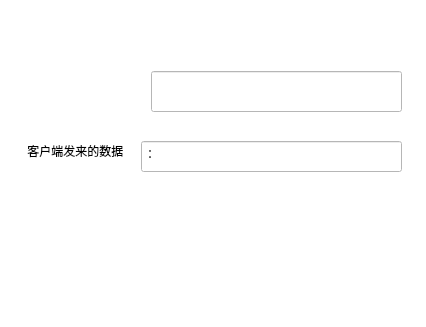
First picture: the form in oct-23th/loginwidget.ui, repository XiaoBigBro/text, before the edit.
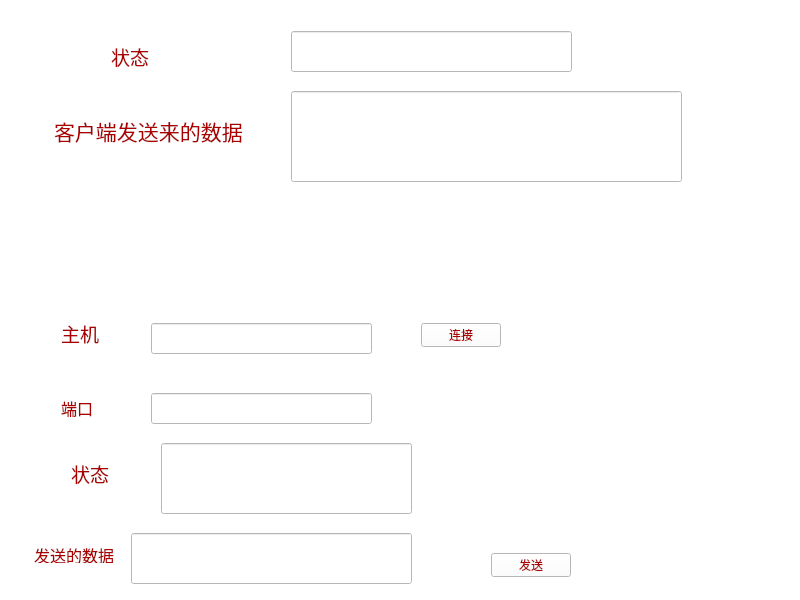
Second picture: the form after the edit. Icons and pictures are not drawn.

```diff
--- a/oct-23th/loginwidget.ui
+++ b/oct-23th/loginwidget.ui
@@ -6,8 +6,8 @@
    <rect>
     <x>0</x>
     <y>0</y>
-    <width>426</width>
-    <height>327</height>
+    <width>800</width>
+    <height>600</height>
    </rect>
   </property>
   <property name="sizePolicy">
@@ -18,14 +18,14 @@
   </property>
   <property name="minimumSize">
    <size>
-    <width>426</width>
-    <height>327</height>
+    <width>800</width>
+    <height>600</height>
    </size>
   </property>
   <property name="maximumSize">
    <size>
-    <width>426</width>
-    <height>327</height>
+    <width>800</width>
+    <height>600</height>
    </size>
   </property>
   <property name="windowTitle">
@@ -42,45 +42,185 @@
    <string notr="true">
 background-color: rgb(255, 255, 255);</string>
   </property>
-  <layout class="QVBoxLayout" name="verticalLayout" stretch="0">
+  <layout class="QVBoxLayout" name="verticalLayout" stretch="0,0">
    <item>
-    <widget class="QWidget" name="widget" native="true">
-     <widget class="QLineEdit" name="lineEdit">
+    <widget class="QWidget" name="serverwidget" native="true">
+     <widget class="QLabel" name="serverstatelabel">
       <property name="geometry">
        <rect>
-        <x>130</x>
-        <y>130</y>
-        <width>261</width>
-        <height>31</height>
-       </rect>
-      </property>
-      <property name="text">
-       <string>：</string>
-      </property>
-     </widget>
-     <widget class="QLabel" name="label">
-      <property name="geometry">
-       <rect>
-        <x>13</x>
-        <y>130</y>
+        <x>100</x>
+        <y>30</y>
         <width>111</width>
+        <height>31</height>
+       </rect>
+      </property>
+      <property name="text">
+       <string>&lt;html&gt;&lt;head/&gt;&lt;body&gt;&lt;p&gt;&lt;span style=&quot; font-size:14pt; color:#aa0000;&quot;&gt;状态&lt;/span&gt;&lt;/p&gt;&lt;/body&gt;&lt;/html&gt;</string>
+      </property>
+     </widget>
+     <widget class="QLineEdit" name="serverstatelineEdit">
+      <property name="geometry">
+       <rect>
+        <x>280</x>
+        <y>20</y>
+        <width>281</width>
+        <height>41</height>
+       </rect>
+      </property>
+     </widget>
+     <widget class="QLabel" name="servergetlabel">
+      <property name="geometry">
+       <rect>
+        <x>43</x>
+        <y>80</y>
+        <width>191</width>
+        <height>81</height>
+       </rect>
+      </property>
+      <property name="text">
+       <string>&lt;html&gt;&lt;head/&gt;&lt;body&gt;&lt;p&gt;&lt;span style=&quot; font-size:16pt; color:#aa0000;&quot;&gt;客户端发送来的数据&lt;/span&gt;&lt;/p&gt;&lt;/body&gt;&lt;/html&gt;</string>
+      </property>
+     </widget>
+     <widget class="QLineEdit" name="servergetlineEdit">
+      <property name="geometry">
+       <rect>
+        <x>280</x>
+        <y>80</y>
+        <width>391</width>
+        <height>91</height>
+       </rect>
+      </property>
+     </widget>
+    </widget>
+   </item>
+   <item>
+    <widget class="QWidget" name="clientwidget_2" native="true">
+     <widget class="QLabel" name="label">
+      <property name="geometry">
+       <rect>
+        <x>50</x>
+        <y>10</y>
+        <width>54</width>
+        <height>41</height>
+       </rect>
+      </property>
+      <property name="text">
+       <string>&lt;html&gt;&lt;head/&gt;&lt;body&gt;&lt;p&gt;&lt;span style=&quot; font-size:14pt; color:#aa0000;&quot;&gt;主机&lt;/span&gt;&lt;/p&gt;&lt;/body&gt;&lt;/html&gt;</string>
+      </property>
+     </widget>
+     <widget class="QLabel" name="label_2">
+      <property name="geometry">
+       <rect>
+        <x>50</x>
+        <y>90</y>
+        <width>54</width>
+        <height>31</height>
+       </rect>
+      </property>
+      <property name="text">
+       <string>&lt;html&gt;&lt;head/&gt;&lt;body&gt;&lt;p&gt;&lt;span style=&quot; font-size:12pt; color:#aa0000;&quot;&gt;端口&lt;/span&gt;&lt;/p&gt;&lt;/body&gt;&lt;/html&gt;</string>
+      </property>
+     </widget>
+     <widget class="QLabel" name="label_3">
+      <property name="geometry">
+       <rect>
+        <x>60</x>
+        <y>150</y>
+        <width>141</width>
+        <height>41</height>
+       </rect>
+      </property>
+      <property name="text">
+       <string>&lt;html&gt;&lt;head/&gt;&lt;body&gt;&lt;p&gt;&lt;span style=&quot; font-size:14pt; color:#aa0000;&quot;&gt;状态&lt;/span&gt;&lt;/p&gt;&lt;/body&gt;&lt;/html&gt;</string>
+      </property>
+     </widget>
+     <widget class="QLabel" name="label_4">
+      <property name="geometry">
+       <rect>
+        <x>23</x>
+        <y>240</y>
+        <width>81</width>
         <height>20</height>
        </rect>
       </property>
       <property name="text">
-       <string> 客户端发来的数据</string>
+       <string>&lt;html&gt;&lt;head/&gt;&lt;body&gt;&lt;p&gt;&lt;span style=&quot; font-size:12pt; color:#aa0000;&quot;&gt;发送的数据&lt;/span&gt;&lt;/p&gt;&lt;/body&gt;&lt;/html&gt;</string>
+      </property>
+     </widget>
+     <widget class="QLineEdit" name="lineEdit">
+      <property name="geometry">
+       <rect>
+        <x>140</x>
+        <y>20</y>
+        <width>221</width>
+        <height>31</height>
+       </rect>
       </property>
      </widget>
      <widget class="QLineEdit" name="lineEdit_2">
       <property name="geometry">
        <rect>
         <x>140</x>
-        <y>60</y>
+        <y>90</y>
+        <width>221</width>
+        <height>31</height>
+       </rect>
+      </property>
+     </widget>
+     <widget class="QLineEdit" name="lineEdit_3">
+      <property name="geometry">
+       <rect>
+        <x>150</x>
+        <y>140</y>
         <width>251</width>
-        <height>41</height>
+        <height>71</height>
        </rect>
       </property>
      </widget>
+     <widget class="QLineEdit" name="lineEdit_4">
+      <property name="geometry">
+       <rect>
+        <x>120</x>
+        <y>230</y>
+        <width>281</width>
+        <height>51</height>
+       </rect>
+      </property>
+     </widget>
+     <widget class="QPushButton" name="pushbutton">
+      <property name="geometry">
+       <rect>
+        <x>410</x>
+        <y>20</y>
+        <width>80</width>
+        <height>24</height>
+       </rect>
+      </property>
+      <property name="styleSheet">
+       <string notr="true">font: 12pt &quot;Microsoft YaHei UI&quot;;
+color: rgb(170, 0, 0);</string>
+      </property>
+      <property name="text">
+       <string>连接</string>
+      </property>
+     </widget>
+     <widget class="QPushButton" name="pushbutton2">
+      <property name="geometry">
+       <rect>
+        <x>480</x>
+        <y>250</y>
+        <width>80</width>
+        <height>24</height>
+       </rect>
+      </property>
+      <property name="styleSheet">
+       <string notr="true">font: 12pt &quot;Microsoft YaHei UI&quot;;
+color: rgb(170, 0, 0);</string>
+      </property>
+      <property name="text">
+       <string>发送</string>
+      </property>
+     </widget>
     </widget>
    </item>
   </layout>
```
Left out of the diff: 6 changed lines with no effect on the pictures.
